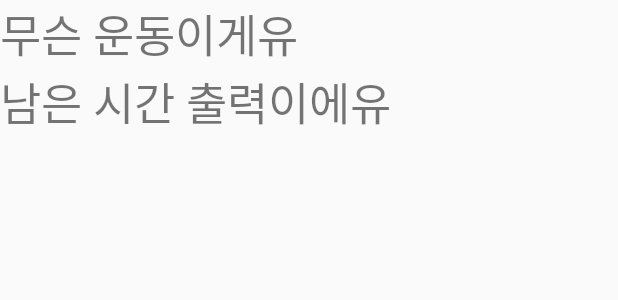
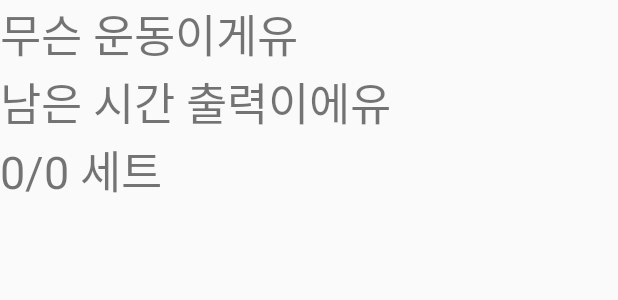
Before and after one commit to DAEHYEONJO/NEWDnsProject, an Android app: the layout activity_execute.xml on its own in the app's theme, with its tools: preview values and no code run, on a phone screen of 412 x 824 dp. Shown: the top 300 px of the screen. Run offline under Robolectric (Android 15) with nearby library versions, the phone set to English and light mode, and no system bars; plain views replace CircleProgressbar.

Commit message:
운동 세트 변함 추가

```diff
--- a/app/src/main/res/layout/activity_execute.xml
+++ b/app/src/main/res/layout/activity_execute.xml
@@ -31,9 +31,17 @@
         android:text="남은 시간 출력이에유"
         android:id="@+id/remain_time"
         />
+    <TextView
+        android:id="@+id/set_num"
+        android:visibility="visible"
+        android:layout_width="wrap_content"
+        android:layout_height="wrap_content"
+        android:text="0/0 세트"
+        android:textSize="30dp"
+        />
     <LinearLayout
-        android:layout_width="match_parent"
-        android:layout_height="match_parent"
+        android:layout_width="wrap_content"
+        android:layout_height="wrap_content"
         android:orientation="horizontal">
 
         <ToggleButton
```
Also changed, not shown: app/src/main/java/com/example/dnsproject/ExecuteActivity.kt (+7 -2 lines).
